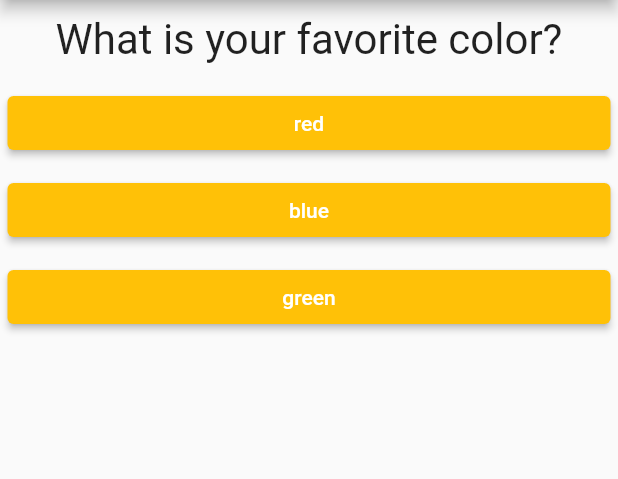
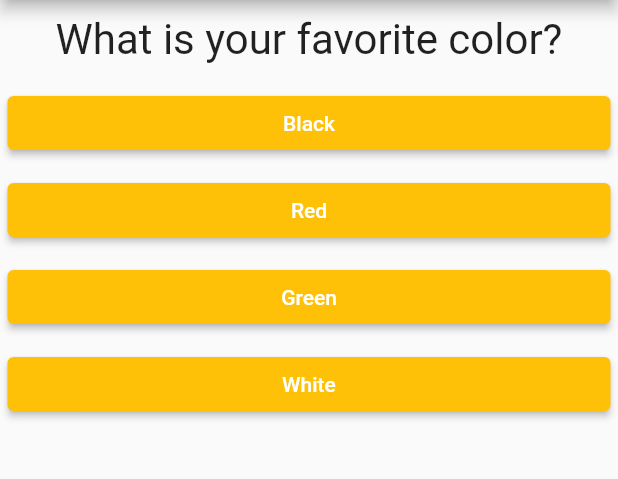
Before and after one commit to TomSnus/flutter_complete_guide, a Flutter app: the screen it shows after launch, on a phone screen of 412 x 824 dp, the part 84-563 px from its top. Run offline on Flutter 3.47's test engine with Material 2 defaults, Android fonts, the phone set to English and light mode, and no system bars.

```diff
--- a/lib/main.dart
+++ b/lib/main.dart
@@ -1,6 +1,9 @@
 import 'package:flutter/material.dart';
 import 'package:flutter_complete_guide/answer.dart';
 import 'package:flutter_complete_guide/question.dart';
+
+import 'quiz.dart';
+import 'result.dart';
 
 void main(List<String> args) {
   runApp(MyApp());
@@ -16,43 +19,60 @@ class MyApp extends StatefulWidget {
 }
 
 class _MyAppState extends State<MyApp> {
-  @override
-  Widget build(BuildContext context) {
-    var questions = [
+  var _totalScore = 0;
+  final _questions = const [
     {
       'questionText': 'What is your favorite color?',
-        'answers': ['red', 'blue', 'green']
+      'answers': [
+        {'text': 'Black', 'score': 10},
+        {'text': 'Red', 'score': 5},
+        {'text': 'Green', 'score': 3},
+        {'text': 'White', 'score': 1}
+      ]
     },
     {
       'questionText': 'What is your favorite animal?',
-        'answers': ['dog', 'cat', 'bird']
+      'answers': [
+        {'text': 'Rabbit', 'score': 3},
+        {'text': 'Snake', 'score': 11},
+        {'text': 'Elephant', 'score': 3},
+        {'text': 'Lion', 'score': 1}
+      ]
     },
     {
       'questionText': 'What  is your favorite number?',
-        'answers': ['1', '2', '3']
+      'answers': [
+        {'text': '1', 'score': 10},
+        {'text': '2', 'score': 5},
+        {'text': '3', 'score': 3},
+        {'text': '4', 'score': 1}
+      ]
     }
   ];
-    void _answerQuestion() {
+
+  void _answerQuestion(int score) {
+    _totalScore += score;
     setState(() {
       _questionIndex++;
       print('answer chosen');
     });
+    if (_questionIndex < _questions.length) {
+      print('More questions');
+    }
   }
 
+  @override
+  Widget build(BuildContext context) {
     return MaterialApp(
         home: new Scaffold(
             appBar: AppBar(
               title: new Text('My App'),
             ),
-      body: Column(
-        children: <Widget>[
-          new Question(questions.elementAt(_questionIndex)['questionText']),
-          ...(questions[_questionIndex]['answers'] as List<String>)
-              .map((answer) {
-            return Answer(_answerQuestion, answer);
-          }).toList()
-        ],
-      ),
-    ));
+            body: _questionIndex < _questions.length
+                ? Quiz(
+                    questions: _questions,
+                    answerQuestion: _answerQuestion,
+                    questionIndex: _questionIndex)
+                : Result(_totalScore)));
   }
 }
--- /dev/null
+++ b/lib/quiz.dart
@@ -0,0 +1,27 @@
+import 'package:flutter/material.dart';
+
+import 'answer.dart';
+import 'question.dart';
+
+class Quiz extends StatelessWidget {
+  final List<Map<String, Object>> questions;
+  final int questionIndex;
+  final Function answerQuestion;
+
+  Quiz(
+      {@required this.questions,
+      @required this.answerQuestion,
+      @required this.questionIndex});
+
+  @override
+  Widget build(BuildContext context) {
+    return Column(
+      children: <Widget>[
+        new Question(questions.elementAt(questionIndex)['questionText']),
+        ...(questions[questionIndex]['answers'] as List<Map<String, Object>>).map((answer) {
+          return Answer(() => answerQuestion(answer['score']), answer['text']);
+        }).toList()
+      ],
+    );
+  }
+}
```
Also changed, not shown: lib/result.dart (added, +30 -0 lines). Lines whose indentation alone changed are shown as unchanged.
